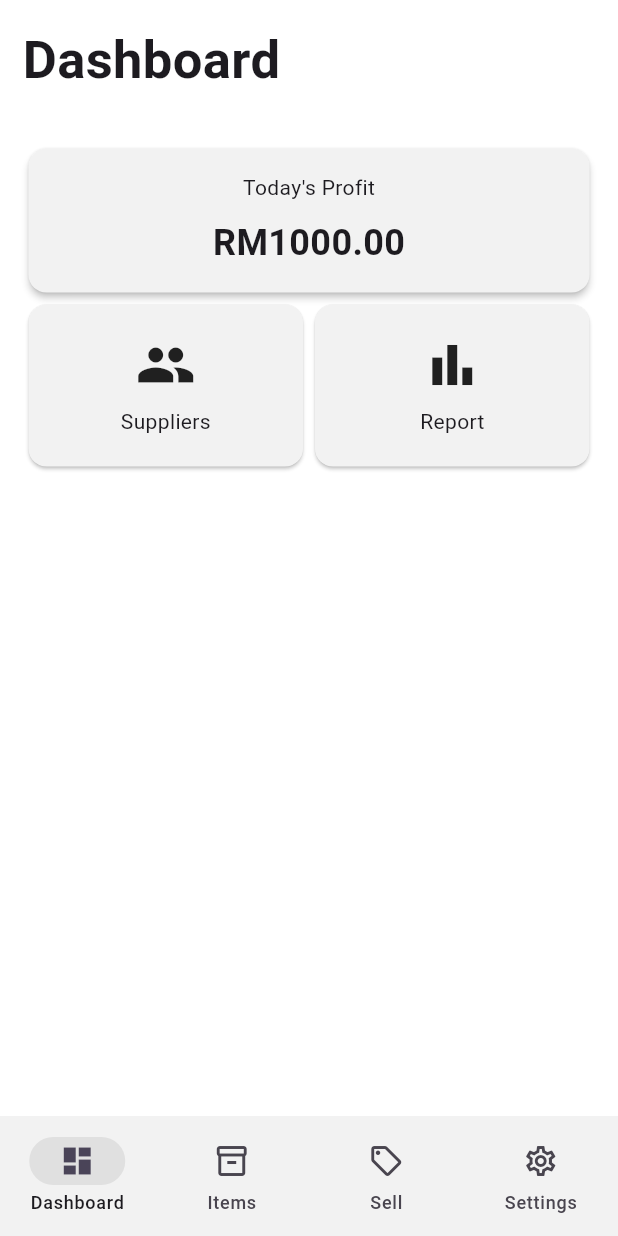
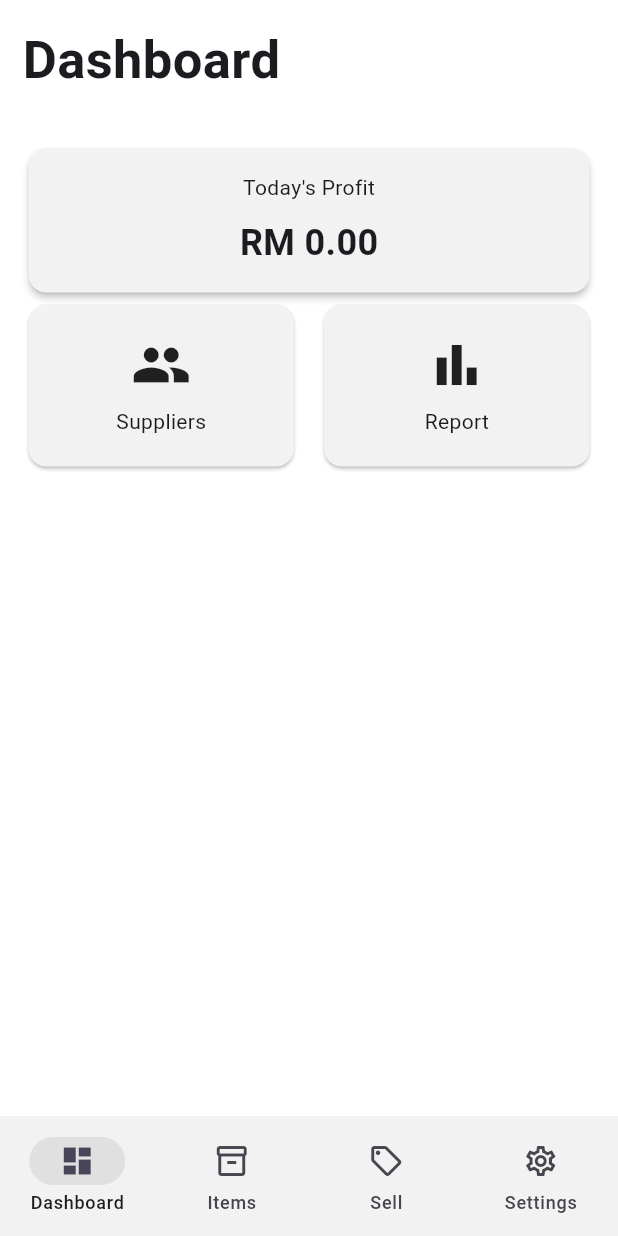
Before and after one commit to KianHe0620/EasyInventory, a Flutter app: the MainScreen screen opened directly, on a phone screen of 412 x 824 dp. Run offline on Flutter 3.47's test engine with Material 3 defaults, Android fonts, the light colour scheme and no system bars; our stand-ins replace firebase_core, get; accounts and stored records are empty.

Commit message:
sell updated

```diff
--- a/lib/controllers/sell.controller.dart
+++ b/lib/controllers/sell.controller.dart
@@ -9,6 +9,9 @@ class SellController extends ChangeNotifier {
   /// Map of itemId → quantity to sell
   final Map<String, int> saleQuantities = {};
 
+  /// Store completed sales
+  final List<Sell> salesHistory = [];
+
   SellController({required this.itemController});
 
   /// Initialize saleQuantities to zero (or clear)
@@ -19,8 +22,11 @@ class SellController extends ChangeNotifier {
 
   /// Set how many units of `item` will be sold
   void setQuantity(String itemId, int qty) {
-    if (qty < 0) qty = 0;
-    saleQuantities[itemId] = qty;
+    if (qty <= 0) {
+      saleQuantities.remove(itemId); // remove completely
+    } else {
+      saleQuantities[itemId] = qty;
+    }
     notifyListeners();
   }
 
@@ -57,10 +63,6 @@ class SellController extends ChangeNotifier {
       }
       final item = itemController.items[index];
 
-      if (item == null) {
-        return "Item $itemId not found";
-      }
-
       if (qty > item.quantity) {
         return "Cannot sell $qty of ${item.name}, only ${item.quantity} in stock.";
       }
@@ -69,7 +71,7 @@ class SellController extends ChangeNotifier {
   }
 
   /// Execute the sale: subtract from item stocks, return a SaleTransaction
-  /// Throws if invalid
+  /// Also stores the sale into history
   Sell commitSale() {
     final error = validate();
     if (error != null) {
@@ -94,8 +96,53 @@ class SellController extends ChangeNotifier {
       totalAmount: totalAmount,
     );
 
+    // Save to history
+    salesHistory.add(sale);
+
     // After commit, reset saleQuantities
     reset();
+    notifyListeners();
     return sale;
   }
+
+  /// Sort sales by time (newest first)
+  List<Sell> sortSales(List<Sell> sales) {
+    List<Sell> sorted = List.from(sales);
+    sorted.sort((a, b) => b.date.compareTo(a.date));
+    return sorted;
+  }
+
+  /// Filter sales by selected date
+  List<Sell> filterSalesByDate(List<Sell> sales, DateTime? selectedDate) {
+    if (selectedDate == null) return sales;
+
+    return sales.where((sale) {
+      final dt = sale.date;
+      return dt.year == selectedDate.year &&
+          dt.month == selectedDate.month &&
+          dt.day == selectedDate.day;
+    }).toList();
+  }
+
+  /// Simple date formatter (no intl needed)
+  String formatDate(DateTime dt) {
+    return "${dt.year}-${dt.month.toString().padLeft(2, '0')}-${dt.day.toString().padLeft(2, '0')} "
+        "${dt.hour.toString().padLeft(2, '0')}:${dt.minute.toString().padLeft(2, '0')}";
+  }
+
+  /// Calculate Profit on dashboard
+  double getTodayProfit() {
+    final now = DateTime.now();
+    final todaySales = salesHistory.where((sale) =>
+        sale.date.year == now.year &&
+        sale.date.month == now.month &&
+        sale.date.day == now.day);
+
+    double total = 0.0;
+    for (final sale in todaySales) {
+      total += sale.totalAmount;
+    }
+    return total;
+  }
+
 }
--- /dev/null
+++ b/lib/utils/global.colors.dart
@@ -0,0 +1 @@
+// TODO Implement this library.
--- a/lib/views/dashboard.dart
+++ b/lib/views/dashboard.dart
@@ -1,21 +1,21 @@
 import 'package:easyinventory/views/suppliers/suppliers.dart';
 import 'package:easyinventory/views/utils/global.colors.dart';
 import 'package:flutter/material.dart';
+import '../../controllers/sell.controller.dart';
 
-class DashboardPage extends StatefulWidget {
-  const DashboardPage({super.key});
+class DashboardPage extends StatelessWidget {
+  final SellController sellController;
+
+  const DashboardPage({super.key, required this.sellController});
 
   @override
-  State<DashboardPage> createState() => _DashboardPageState();
-}
+  Widget build(BuildContext context) {
+    final todayProfit = sellController.getTodayProfit();
 
-class _DashboardPageState extends State<DashboardPage> {
-  @override
-  Widget build(BuildContext context) {
     return Scaffold(
       body: SafeArea(
-        child:SingleChildScrollView(
-          child:Container(
+        child: SingleChildScrollView(
+          child: Container(
             width: double.infinity,
             padding: const EdgeInsets.all(15.0),
             child: Column(
@@ -23,42 +23,37 @@ class _DashboardPageState extends State<DashboardPage> {
               children: [
                 //Title
                 const Text('Dashboard',
-                style: TextStyle(fontSize: 35,fontWeight: FontWeight.bold)),
-                SizedBox(height: 30),
+                    style: TextStyle(fontSize: 35, fontWeight: FontWeight.bold)),
+                const SizedBox(height: 30),
 
                 //Profit Card
                 SizedBox(
                   width: double.infinity,
                   child: Card(
                     shape: RoundedRectangleBorder(
-                      borderRadius: BorderRadius.circular(12)
-                    ),
+                        borderRadius: BorderRadius.circular(12)),
                     elevation: 2,
                     color: GlobalColors.textFieldColor,
                     child: Padding(
                       padding: const EdgeInsets.all(16.0),
                       child: Column(
                         children: [
-                          Text("Today's Profit"),
-                          SizedBox(height: 10),
-                          //Retrieve the data from database
+                          const Text("Today's Profit"),
+                          const SizedBox(height: 10),
                           Text(
-                            "RM1000.00",
-                            style: TextStyle(
-                              fontSize: 24,
-                              fontWeight: FontWeight.bold
-                            ),
+                            "RM ${todayProfit.toStringAsFixed(2)}",
+                            style: const TextStyle(
+                                fontSize: 24, fontWeight: FontWeight.bold),
                           )
                         ],
                       ),
                     ),
-                  )
+                  ),
                 ),
 
                 //Row of buttons
                 Row(
                   children: [
-
                     //Suppliers Button
                     Expanded(
                       child: Card(
@@ -67,26 +62,27 @@ class _DashboardPageState extends State<DashboardPage> {
                           borderRadius: BorderRadius.circular(12),
                         ),
                         child: InkWell(
-                          onTap: (){
+                          onTap: () {
                             Navigator.push(
                               context,
-                              MaterialPageRoute(builder: (_) => const SuppliersPage())
+                              MaterialPageRoute(
+                                  builder: (_) => const SuppliersPage()),
                             );
                           },
-                          child: Padding(
-                            padding: const EdgeInsets.symmetric(vertical: 20),
+                          child: const Padding(
+                            padding: EdgeInsets.symmetric(vertical: 20),
                             child: Column(
-                              children: const [
+                              children: [
                                 Icon(Icons.group, size: 40),
                                 SizedBox(height: 8),
                                 Text("Suppliers")
                               ],
                             ),
                           ),
-                        )
-                      )
+                        ),
+                      ),
                     ),
-                    const SizedBox(height: 12),
+                    const SizedBox(width: 12),
 
                     //Report Button
                     Expanded(
@@ -96,29 +92,29 @@ class _DashboardPageState extends State<DashboardPage> {
                           borderRadius: BorderRadius.circular(12),
                         ),
                         child: InkWell(
-                          onTap: (){
-                            //Navigate to Report page
+                          onTap: () {
+                            // TODO: Navigate to Report page
                           },
-                          child: Padding(
-                            padding: const EdgeInsets.symmetric(vertical: 20),
+                          child: const Padding(
+                            padding: EdgeInsets.symmetric(vertical: 20),
                             child: Column(
-                              children: const [
+                              children: [
                                 Icon(Icons.bar_chart, size: 40),
                                 SizedBox(height: 8),
                                 Text("Report")
                               ],
                             ),
                           ),
-                        )
-                      )
+                        ),
+                      ),
                     ),
                   ],
                 )
-              ]
-            )
-          )
-        )
-      )
+              ],
+            ),
+          ),
+        ),
+      ),
     );
   }
 }
--- a/lib/views/mainScreen.dart
+++ b/lib/views/mainScreen.dart
@@ -1,4 +1,5 @@
 import 'package:easyinventory/controllers/item.controller.dart';
+import 'package:easyinventory/controllers/sell.controller.dart';
 import 'package:easyinventory/views/dashboard.dart';
 import 'package:easyinventory/views/items/items.dart';
 import 'package:easyinventory/views/sell/sell.dart';
@@ -17,6 +18,7 @@ class _MainScreenState extends State<MainScreen> {
   int _currentIndex = 0;
 
   late final ItemController itemController;
+  late final SellController sellController;
 
   late final List<Widget> _pages;
 
@@ -25,11 +27,12 @@ class _MainScreenState extends State<MainScreen> {
     super.initState();
 
     itemController = ItemController();
+    sellController = SellController(itemController: itemController);
 
     _pages = [
-      const DashboardPage(),
-      ItemsPage(),
-      SellPage(itemController: itemController,),
+      DashboardPage(sellController: sellController),
+      ItemsPage(itemController: itemController, sellController: sellController),
+      SellPage(itemController: itemController, sellController: sellController,),
       const SettingsPage(),
     ];
   }
--- a/pubspec.yaml
+++ b/pubspec.yaml
@@ -36,6 +36,7 @@ dependencies:
   cupertino_icons: ^1.0.8
   get: ^4.7.2
   firebase_core: ^4.0.0
+  intl: ^0.19.0
 
 dev_dependencies:
   flutter_test:
```
Also changed, not shown: lib/views/items/bulk_update.page.dart (added, +97 -0 lines), lib/views/items/item_add.page.dart (+6 -1 lines), lib/views/items/item_edit.page.dart (+6 -1 lines), lib/views/items/items.dart (+121 -88 lines), lib/views/sell/sale_history.page.dart (added, +125 -0 lines), lib/views/sell/sell.dart (+44 -27 lines), pubspec.lock.
